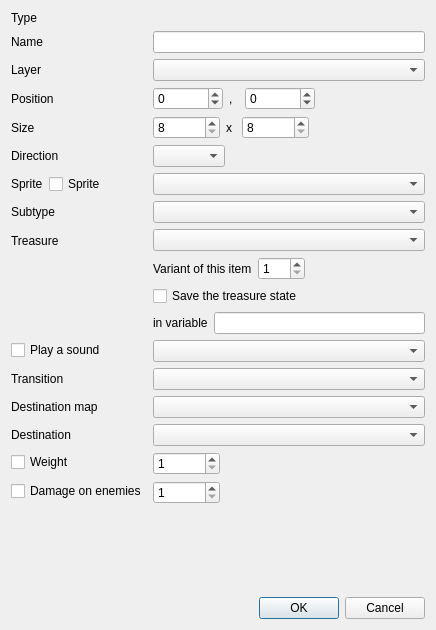
solarus-games/solarus-quest-editor, file src/gui/edit_entity_dialog.ui: the form before one commit.
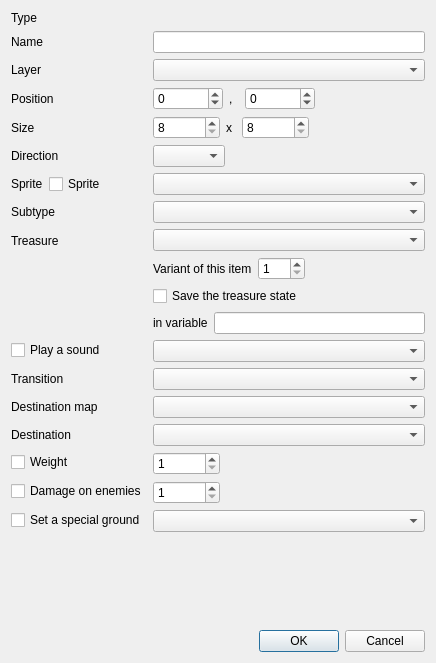
The form after the commit. Custom widgets are drawn as their Qt base class.

Commit message: Implement ground

The edit to the form file:
```diff
--- a/src/gui/edit_entity_dialog.ui
+++ b/src/gui/edit_entity_dialog.ui
@@ -7,7 +7,7 @@
     <x>0</x>
     <y>0</y>
     <width>436</width>
-    <height>630</height>
+    <height>663</height>
    </rect>
   </property>
   <property name="sizePolicy">
@@ -566,6 +566,16 @@
        </layout>
       </widget>
      </item>
+     <item row="15" column="0">
+      <widget class="QCheckBox" name="ground_checkbox">
+       <property name="text">
+        <string>Set a special ground</string>
+       </property>
+      </widget>
+     </item>
+     <item row="15" column="1">
+      <widget class="EnumSelector&lt;Ground&gt;" name="ground_field"/>
+     </item>
     </layout>
    </item>
    <item>
@@ -604,6 +614,11 @@
    <extends>QComboBox</extends>
    <header>gui/entity_selector.h</header>
   </customwidget>
+  <customwidget>
+   <class>EnumSelector&lt;Ground&gt;</class>
+   <extends>QComboBox</extends>
+   <header>ground_traits.h</header>
+  </customwidget>
  </customwidgets>
  <resources/>
  <connections>
```
The commit also changes 4 other files.
